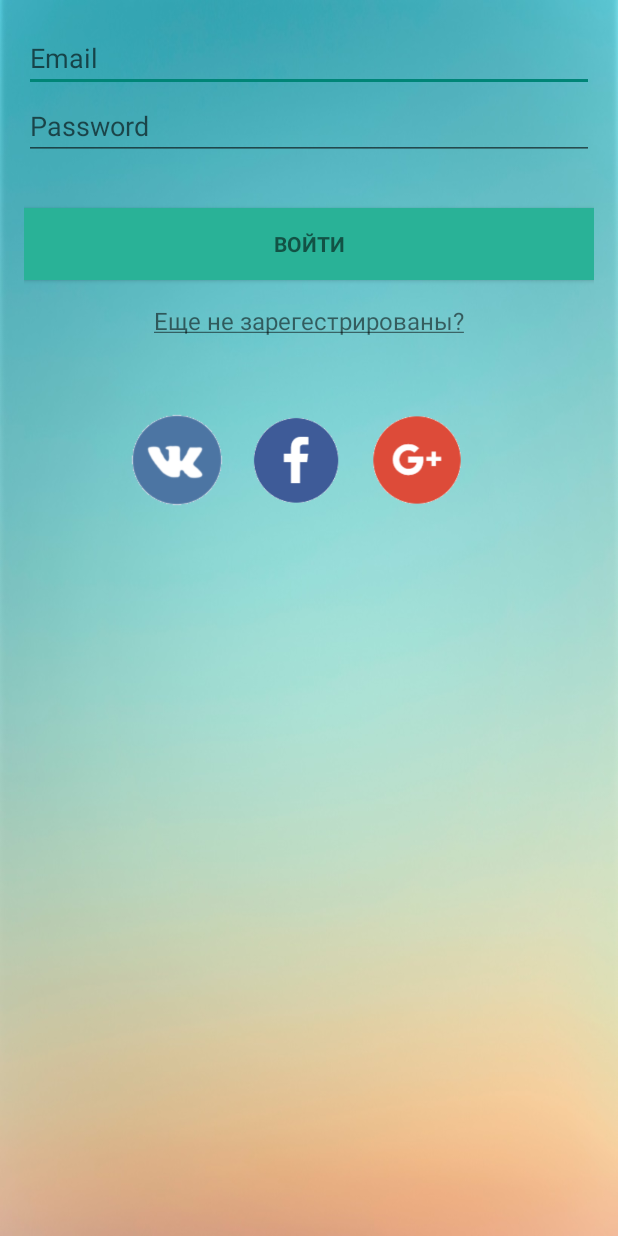
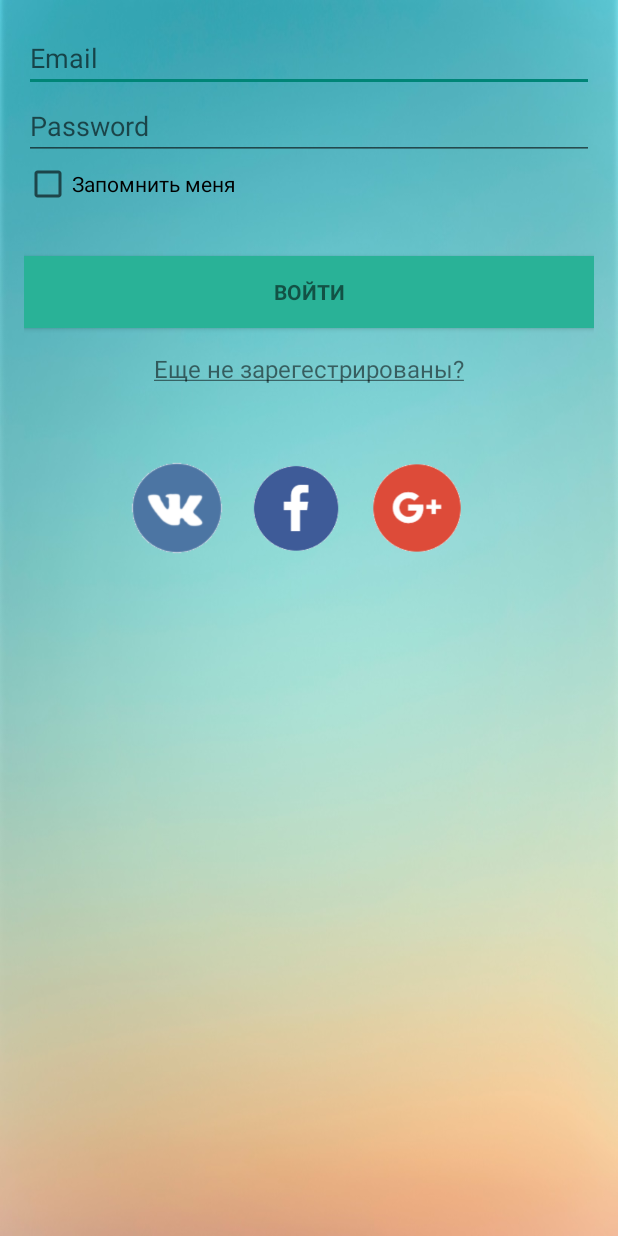
Before and after one commit to IlyaMaier/GeomHelper-beta, an Android app: the LoginActivity screen opened directly, with no data from a screen before it, on a phone screen of 412 x 824 dp. Run offline under Robolectric (Android 15) with nearby library versions, the phone set to English and light mode, and no system bars; our stand-ins replace Firebase (no records; nobody signed in at launch, a user with empty details on screens opened directly); libraries missing offline, so code that uses them is left out: com.facebook, com.facebook.login, com.vk.sdk; plain views replace LoginButton; 3 statements that could not run were skipped.

Commit message:
remember me

```diff
--- a/app/src/main/java/com/example/geomhelper/activities/LoginActivity.java
+++ b/app/src/main/java/com/example/geomhelper/activities/LoginActivity.java
@@ -11,6 +11,7 @@ import android.text.TextUtils;
 import android.view.View;
 import android.view.Window;
 import android.view.inputmethod.InputMethodManager;
+import android.widget.CheckBox;
 import android.widget.EditText;
 import android.widget.TextView;
 import android.widget.Toast;
@@ -85,6 +86,7 @@ public class LoginActivity extends AppCompatActivity
     private ProgressDialog progressDialog;
 
     public static final int CODE_REQUEST = 1234;
+    public static final String PREF_MAIL = "mail";
 
     protected void onCreate(Bundle savedInstanceState) {
         //action bar
@@ -111,6 +113,9 @@ public class LoginActivity extends AppCompatActivity
                 finish();
             }
         });
+
+        mEmail.setText(getSharedPreferences(Person.APP_PREFERENCES, Context.MODE_PRIVATE)
+                .getString(PREF_MAIL, ""));
 
         //buttons
         findViewById(R.id.sign_in).setOnClickListener(this);
@@ -193,9 +198,17 @@ public class LoginActivity extends AppCompatActivity
                 .getSystemService(Context.INPUT_METHOD_SERVICE);
         if (imm != null)
             imm.hideSoftInputFromWindow(v.getWindowToken(), 0);
+
+        CheckBox checkBox = findViewById(R.id.checkbox_login);
+        if (checkBox.isChecked())
+            getSharedPreferences(Person.APP_PREFERENCES, Context.MODE_PRIVATE)
+                    .edit().putString(PREF_MAIL, mEmail.getText().toString()).apply();
+
         switch (v.getId()) {
             case R.id.sign_in:
+                if (validateForm())
                     signIn();
+                else return;
                 break;
             case R.id.vk:
                 signInWithVK();
@@ -210,10 +223,10 @@ public class LoginActivity extends AppCompatActivity
         progressDialog = new ProgressDialog(LoginActivity.this);
         progressDialog.setTitle(getString(R.string.loading));
         progressDialog.show();
+
     }
 
     void signIn() {
-        if (validateForm()) {
         userService.login(mEmail.getText().toString(),
                 User.md5(mPassword.getText().toString()))
                 .enqueue(new Callback<String>() {
@@ -276,8 +289,6 @@ public class LoginActivity extends AppCompatActivity
                         progressDialog.cancel();
                     }
                 });
-        }
-
     }
 
     void saveAndFinish() {
--- a/app/src/main/res/layout/activity_login.xml
+++ b/app/src/main/res/layout/activity_login.xml
@@ -44,6 +44,12 @@
                 android:inputType="textPassword"
                 android:maxLines="1"
                 android:singleLine="true" />
+
+            <CheckBox
+                android:id="@+id/checkbox_login"
+                android:layout_width="match_parent"
+                android:layout_height="wrap_content"
+                android:text="@string/remember_me" />
 
             <Button
                 android:id="@+id/sign_in"
--- a/app/src/main/res/values/strings.xml
+++ b/app/src/main/res/values/strings.xml
@@ -161,6 +161,7 @@
     <string name="you_havent_pass_tests">Вы еще не прошли ни одного теста</string>
     <string name="search_theorems">Поиск теорем</string>
     <string name="do_sth">Ты уже давно не занимался!</string>
+    <string name="remember_me">Запомнить меня</string>
     <integer name="com_vk_sdk_AppId">6314062</integer>
 
 </resources>
```
Lines whose indentation alone changed are shown as unchanged.
